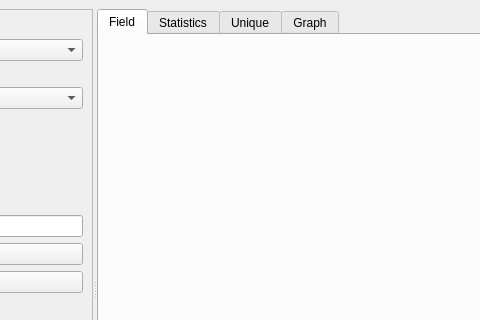
The window that fs3.ui (andreasfoulk/FS3) describes before a commit, drawn with Qt 5; both pictures show x 382 to 862 and y 0 to 320 of the 1000 by 600 pixel window.
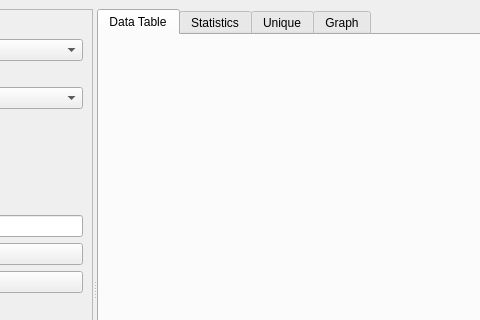
The same window after the commit.

Commit message: Data is now refeshed when the plugin is opened, also renamed Field tab to Data Table tab

What changed in the file:
```diff
--- a/fs3.ui
+++ b/fs3.ui
@@ -219,7 +219,7 @@
        </property>
        <widget class="QWidget" name="fieldTab">
         <attribute name="title">
-         <string>Field</string>
+         <string>Data Table</string>
         </attribute>
        </widget>
        <widget class="QWidget" name="statisticsTab">
```
Left out of the diff: 2 changed lines with no effect on the pictures. The commit also changes 3 other files.
